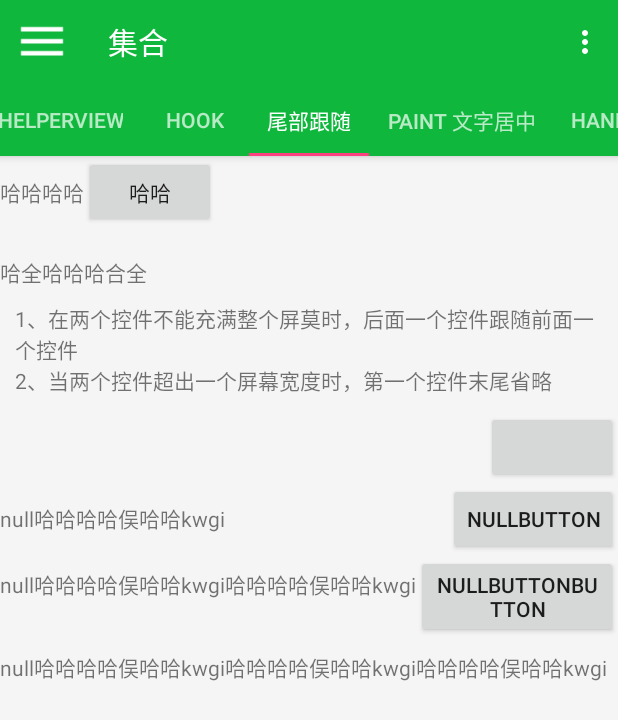
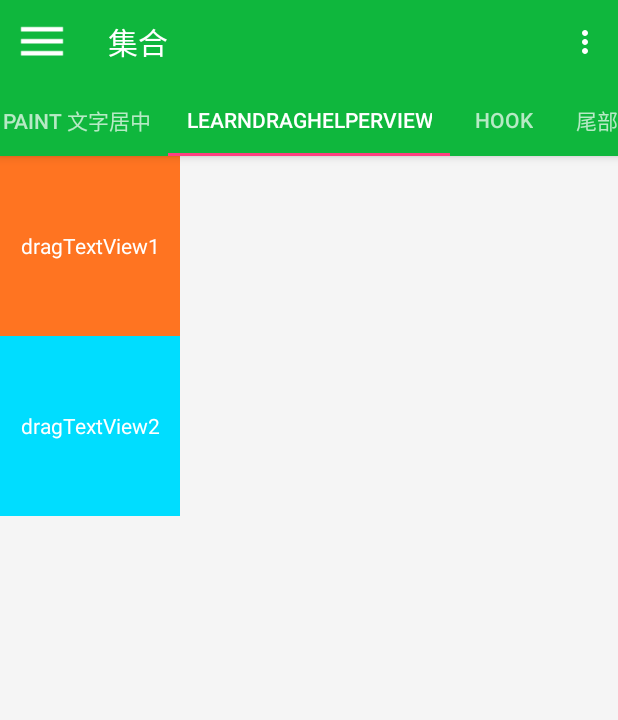
Before and after one commit to longjiang-dragon/learn_demo, an Android app: the screen it shows after launch (MainActivity), tab 3 chosen, on a phone screen of 412 x 824 dp. Shown: the top 720 px of the screen. Run offline under Robolectric (Android 15) with nearby library versions, the light colour scheme and no system bars; our stand-ins replace ButterKnife; 2 statements that could not run were skipped.

Commit message:
添加jni代码

```diff
--- a/app/src/main/java/com/hujiang/mytest/MainActivity.java
+++ b/app/src/main/java/com/hujiang/mytest/MainActivity.java
@@ -18,6 +18,7 @@ import com.hujiang.mytest.fragment.CustomDrawableFragment;
 import com.hujiang.mytest.fragment.CustomViewDrawTextBaseLineFragment;
 import com.hujiang.mytest.fragment.HandlerLearnFragment;
 import com.hujiang.mytest.fragment.HookFragment;
+import com.hujiang.mytest.fragment.JNIFragment;
 import com.hujiang.mytest.fragment.SlidingConflictsFragment;
 import com.hujiang.mytest.fragment.SpannableStringFragment;
 import com.hujiang.mytest.fragment.ThreadLocalFragment;
@@ -35,13 +36,13 @@ import butterknife.Bind;
 import butterknife.ButterKnife;
 
 public class MainActivity extends AppCompatActivity {
-    @Bind(R.id.toolbar)
+    @Bind (R.id.toolbar)
     Toolbar mToolbar;
-    @Bind(R.id.dl_main_drawer)
+    @Bind (R.id.dl_main_drawer)
     DrawerLayout mDrawerLayout;
-    @Bind(R.id.viewpager)
+    @Bind (R.id.viewpager)
     ViewPager mViewPager;
-    @Bind(R.id.tabs)
+    @Bind (R.id.tabs)
     TabLayout mTabLayout;
     LinkedHashMap<String, Fragment> mFragments = new LinkedHashMap<>();
 
@@ -57,6 +58,8 @@ public class MainActivity extends AppCompatActivity {
 
 
     private void initFragment() {
+        mFragments.put("jni", new JNIFragment());
+        mFragments.put("Paint 文字居中", new CustomViewDrawTextBaseLineFragment());
         mFragments.put("learnDragHelperView", new LearnViewDragHelperFragment());
 
         mFragments.put("openUDIDFragemnt", new OpenUDIDFragment());
@@ -64,7 +67,6 @@ public class MainActivity extends AppCompatActivity {
 
         //晚上增加一个属性动画
         mFragments.put("尾部跟随", new AfterFollowFragment());
-        mFragments.put("Paint 文字居中", new CustomViewDrawTextBaseLineFragment());
         mFragments.put("handler", new HandlerLearnFragment());
         mFragments.put("thread_local", new ThreadLocalFragment());
         mFragments.put("custom_drawable", new CustomDrawableFragment());
--- /dev/null
+++ b/app/src/main/java/com/hujiang/mytest/fragment/JNIFragment.java
@@ -0,0 +1,32 @@
+package com.hujiang.mytest.fragment;
+
+import android.os.Bundle;
+import android.support.annotation.Nullable;
+import android.support.v4.app.Fragment;
+import android.view.LayoutInflater;
+import android.view.View;
+import android.view.ViewGroup;
+
+import com.hujiang.mytest.fragment.aidlFragment.R;
+
+
+/**
+ * @author yuefeng
+ * @version 3.4.3
+ * @desc
+ * @date 2017/5/23
+ */
+public class JNIFragment extends Fragment {
+    @Nullable
+    @Override
+    public View onCreateView(LayoutInflater inflater, @Nullable ViewGroup container, @Nullable Bundle savedInstanceState) {
+        return inflater.inflate(R.layout.fragment_jni_layout, container, false);
+    }
+
+    public native String  stringFromJNI();
+
+    static {
+        System.loadLibrary("jni_frist_test");
+    }
+
+}
--- a/app/src/main/java/com/hujiang/mytest/fragment/drag/helper/fragment/DragChildLinearLayout.java
+++ b/app/src/main/java/com/hujiang/mytest/fragment/drag/helper/fragment/DragChildLinearLayout.java
@@ -58,7 +58,7 @@ public class DragChildLinearLayout extends LinearLayout {
         }
         @Override
         public int clampViewPositionHorizontal(View child, int left, int dx) {
-            Log.d("DragLayout","clampViewPositionHorizontal " + left + "," + dx);
+            Log.d("DragLayout","clampViewPositionHorizontal " + left + "," + dx+"   "+child.getLeft());
             final int leftBound =getPaddingLeft();
             final int rightBound = getWidth() -mDragView1.getWidth();
             final int newLeft =Math.min(Math.max(left, leftBound), rightBound);
--- a/app/src/main/java/com/hujiang/mytest/widget/CustomTextView.java
+++ b/app/src/main/java/com/hujiang/mytest/widget/CustomTextView.java
@@ -7,6 +7,7 @@ import android.graphics.Paint;
 import android.graphics.Rect;
 import android.graphics.RectF;
 import android.graphics.drawable.Drawable;
+import android.support.v4.content.ContextCompat;
 import android.text.TextPaint;
 import android.util.AttributeSet;
 import android.util.Log;
@@ -21,7 +22,8 @@ import com.hujiang.mytest.fragment.aidlFragment.R;
  * @date 15/11/30
  */
 public class CustomTextView extends View {
-    String[] datas = new String[]{"字体占用像素=="};
+    String[] datas = new String[]{"字体占用宽度像素=="};
+    private static final String TEXT_CONTENT = "字体占用宽度像素";
     private TextPaint mPaint;
 
     public CustomTextView(Context context, AttributeSet attrs) {
@@ -32,6 +34,8 @@ public class CustomTextView extends View {
     protected void onDraw(Canvas pCanvas) {
         super.onDraw(pCanvas);
         pCanvas.drawColor(Color.LTGRAY);
+        drawDeformityText(pCanvas);
+        drawNormalText(pCanvas);
         Log.i("info", getMeasuredHeight() + "   " + getMeasuredWidth());
         mPaint = new TextPaint(Paint.ANTI_ALIAS_FLAG);
         mPaint.density = getResources().getDisplayMetrics().density;
@@ -70,9 +74,43 @@ public class CustomTextView extends View {
         mPaint.setTextAlign(Paint.Align.CENTER);
         pCanvas.drawText(datas[0] + mPaint.measureText(datas[0])
                 , _rectF.centerX(), _baseLine, mPaint);
-//            pCanvas.drawText(datas[0], 0, getMeasuredHeight(), mPaint);
+//            pCanvas.drawText(TEXT_CONTENT, 0, getMeasuredHeight(), mPaint);
 
         test(pCanvas);
+    }
+
+    private void drawNormalText(Canvas canvas) {
+        canvas.save();
+        canvas.translate(100, 900);
+        Rect targetRect = new Rect(0, 0, 800, 200);
+        Paint paint = new Paint(Paint.ANTI_ALIAS_FLAG);
+        paint.setColor(ContextCompat.getColor(getContext(), android.R.color.holo_blue_bright));
+        //background
+        canvas.drawRect(targetRect, paint);
+        paint.setColor(ContextCompat.getColor(getContext(), android.R.color.white));
+        paint.setTextSize(80);
+        paint.setStrokeWidth(3);
+        Paint.FontMetricsInt fontMetrics = paint.getFontMetricsInt();
+        int baseLine = targetRect.centerY() - (fontMetrics.bottom + (-fontMetrics.top)) / 2 + (-fontMetrics.top);
+        paint.setTextAlign(Paint.Align.CENTER);
+        canvas.drawText(TEXT_CONTENT, targetRect.centerX(), baseLine, paint);
+        canvas.restore();
+    }
+
+    private void drawDeformityText(Canvas canvas) {
+        canvas.save();
+        canvas.translate(100, 600);
+        Rect targetRect = new Rect(0, 0, 800, 200);
+        Paint paint = new Paint(Paint.ANTI_ALIAS_FLAG);
+        paint.setColor(ContextCompat.getColor(getContext(), android.R.color.holo_blue_bright));
+        //background
+        canvas.drawRect(targetRect, paint);
+
+        paint.setColor(ContextCompat.getColor(getContext(), android.R.color.white));
+        paint.setTextSize(80);
+        paint.setStrokeWidth(3);
+        canvas.drawText(TEXT_CONTENT, targetRect.left, targetRect.centerY(), paint);
+        canvas.restore();
     }
 
     /**
@@ -131,7 +169,7 @@ public class CustomTextView extends View {
         pCanvas.translate(_x, _y);
         pCanvas.drawRect(_bound2, _paint);
         pCanvas.restore();
-//baseline
+        //baseline
         _paint.setColor(Color.RED);
         pCanvas.drawLine(_x, _y, 1024, _y, _paint);
         //ascent()
@@ -147,10 +185,6 @@ public class CustomTextView extends View {
         //bottom
         _paint.setColor(Color.GREEN);
         pCanvas.drawLine(_x, _y + _fontMetricsInt.bottom, 1024, _y + _fontMetricsInt.bottom, _paint);
-        /**
-         * 得出计算baseLine公式
-         *
-         */
 
     }
 
--- a/app/src/main/res/layout/custom_view_draw_text_base_line_fragment.xml
+++ b/app/src/main/res/layout/custom_view_draw_text_base_line_fragment.xml
@@ -10,8 +10,7 @@
         android:layout_width="wrap_content"
         android:layout_height="40dp"
         android:gravity="center_vertical"
-        android:text="哈哈哈哈"
-        />
+        android:text="哈哈哈哈"/>
 
     <com.hujiang.mytest.widget.CustomTextView
         android:layout_width="0dp"
--- /dev/null
+++ b/app/src/main/res/layout/learn_drag_helper_fragment.xml
@@ -0,0 +1,24 @@
+<?xml version="1.0" encoding="utf-8"?>
+<com.hujiang.mytest.fragment.drag.helper.fragment.DragChildLinearLayout
+    xmlns:android="http://schemas.android.com/apk/res/android"
+    android:layout_width="match_parent"
+    android:layout_height="match_parent"
+    android:orientation="vertical">
+
+    <TextView
+        android:layout_width="120dp"
+        android:layout_height="120dp"
+        android:background="@color/ddcx_circle_read_1"
+        android:gravity="center"
+        android:text="dragTextView1"
+        android:textColor="@android:color/white"/>
+
+    <TextView
+        android:layout_width="120dp"
+        android:layout_height="120dp"
+        android:background="@android:color/holo_blue_bright"
+        android:gravity="center"
+        android:text="dragTextView2"
+        android:textColor="@android:color/white"/>
+
+</com.hujiang.mytest.fragment.drag.helper.fragment.DragChildLinearLayout>
--- a/build.gradle
+++ b/build.gradle
@@ -8,7 +8,7 @@ buildscript {
         jcenter()
     }
     dependencies {
-        classpath 'com.android.tools.build:gradle:2.2.2'
+        classpath 'com.android.tools.build:gradle:2.3.0'
         classpath 'com.gradle.learn:plugin:1.0.4'
 
         // NOTE: Do not place your application dependencies here; they belong
--- /dev/null
+++ b/gradle.learn/src/main/resources/META-INF/gradle-plugins/com.gradle.learn.properties
@@ -0,0 +1 @@
+implementation-class=com.gradle.learn.MyPlugin
```
Also changed, not shown: app/build.gradle (+57 -6 lines), app/src/main/cpp/CMakeLists.txt (added, +11 -0 lines), app/src/main/java/com/hujiang/mytest/fragment/open/udid/fragment/OpenUDID_manager.java (added, +215 -0 lines), app/src/main/java/com/hujiang/mytest/fragment/open/udid/fragment/OpenUDID_service.java (added, +36 -0 lines), app/src/main/res/layout/fragment_jni_layout.xml (added, +7 -0 lines), app/src/main/res/layout/handler_learn_fragment.xml (+28 -12 lines), app/src/main/res/layout/open_udid_fragment.xml (added, +40 -0 lines), gradle.properties (+8 -9 lines), 3 other files.
